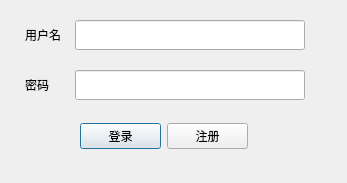
Above: src/LoginDialog.ui from jujuboakz/schedule-manager before the change. Below: the same form after it.
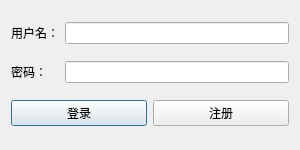
That is the form after the change.

Commit message: 调整密码为不可视

What changed in the file:
```diff
--- a/src/LoginDialog.ui
+++ b/src/LoginDialog.ui
@@ -4,90 +4,32 @@
  <widget class="QDialog" name="LoginDialog">
   <property name="geometry">
    <rect>
-    <x>0</x>
-    <y>0</y>
-    <width>347</width>
-    <height>183</height>
+    <x>0</x><y>0</y><width>300</width><height>150</height>
    </rect>
   </property>
   <property name="windowTitle">
    <string>用户登录</string>
   </property>
-  <widget class="QLineEdit" name="lineEdit_Username">
-   <property name="geometry">
-    <rect>
-     <x>75</x>
-     <y>20</y>
-     <width>230</width>
-     <height>30</height>
-    </rect>
-   </property>
-  </widget>
-  <widget class="QWidget" name="layoutWidget">
-   <property name="geometry">
-    <rect>
-     <x>80</x>
-     <y>120</y>
-     <width>168</width>
-     <height>33</height>
-    </rect>
-   </property>
-   <layout class="QHBoxLayout" name="horizontalLayout">
-    <item>
-     <widget class="QPushButton" name="pushButton_Login">
-      <property name="text">
-       <string>登录</string>
-      </property>
-     </widget>
-    </item>
-    <item>
-     <widget class="QPushButton" name="pushButton_Register">
-      <property name="text">
-       <string>注册</string>
-      </property>
-     </widget>
-    </item>
-   </layout>
-  </widget>
-  <widget class="QLabel" name="label_2">
-   <property name="geometry">
-    <rect>
-     <x>25</x>
-     <y>70</y>
-     <width>48</width>
-     <height>30</height>
-    </rect>
-   </property>
-   <property name="text">
-    <string>密码</string>
-   </property>
-  </widget>
-  <widget class="QLabel" name="label">
-   <property name="geometry">
-    <rect>
-     <x>25</x>
-     <y>20</y>
-     <width>48</width>
-     <height>30</height>
-    </rect>
-   </property>
-   <property name="text">
-    <string>用户名</string>
-   </property>
-  </widget>
-  <widget class="QLineEdit" name="lineEdit_Password">
-   <property name="geometry">
-    <rect>
-     <x>75</x>
-     <y>70</y>
-     <width>230</width>
-     <height>30</height>
-    </rect>
-   </property>
-   <property name="echoMode">
-    <enum>QLineEdit::Normal</enum>
-   </property>
-  </widget>
+  <layout class="QGridLayout" name="gridLayout">
+   <item row="0" column="0">
+    <widget class="QLabel" name="label"><property name="text"><string>用户名：</string></property></widget>
+   </item>
+   <item row="0" column="1">
+    <widget class="QLineEdit" name="lineEdit_Username"/>
+   </item>
+   <item row="1" column="0">
+    <widget class="QLabel" name="label_2"><property name="text"><string>密码：</string></property></widget>
+   </item>
+   <item row="1" column="1">
+    <widget class="QLineEdit" name="lineEdit_Password"><property name="echoMode"><enum>QLineEdit::Password</enum></property></widget>
+   </item>
+   <item row="2" column="0" colspan="2">
+    <layout class="QHBoxLayout" name="horizontalLayout">
+     <item><widget class="QPushButton" name="pushButton_Login"><property name="text"><string>登录</string></property></widget></item>
+     <item><widget class="QPushButton" name="pushButton_Register"><property name="text"><string>注册</string></property></widget></item>
+    </layout>
+   </item>
+  </layout>
  </widget>
  <resources/>
  <connections/>
```
Left out of the diff: 1 changed line with no effect on the pictures. The commit also changes 1 other file.
